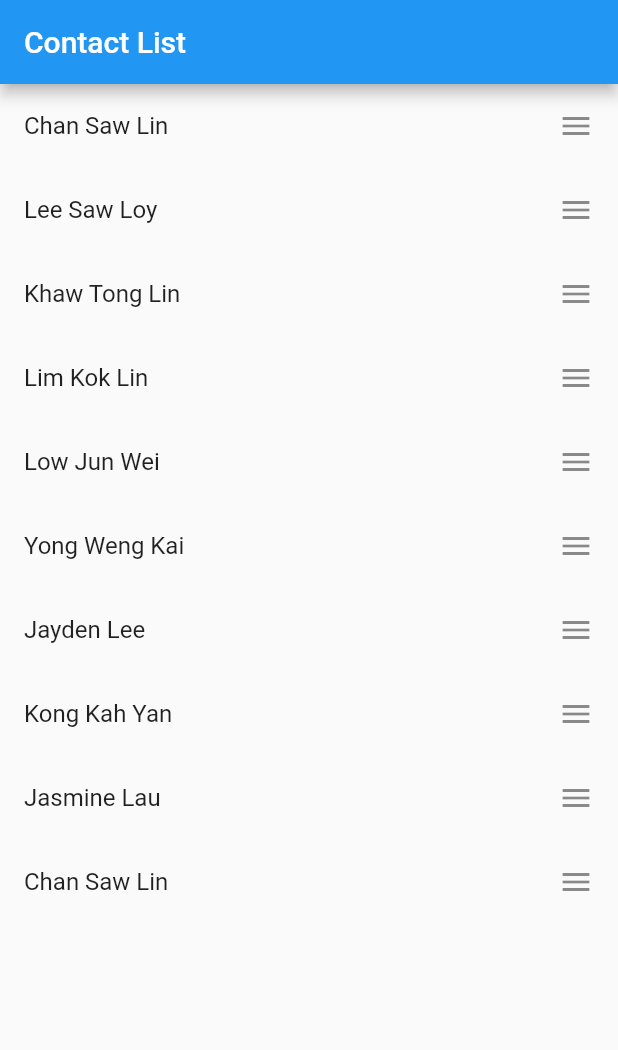
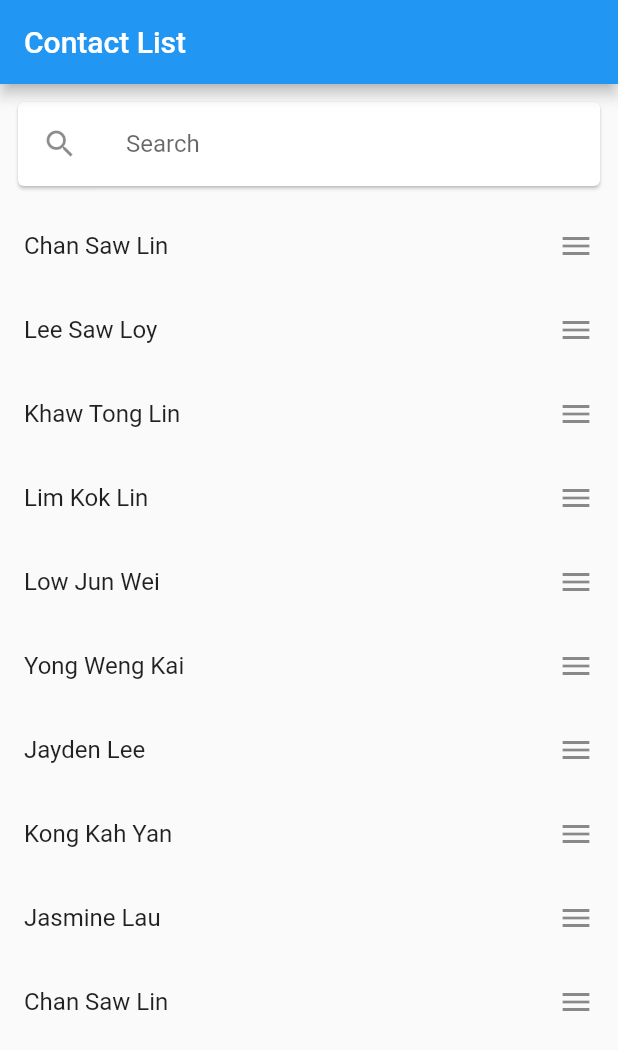
Before and after one commit to kaijie0420/vimigo_assessment, a Flutter app: the screen it shows after launch, on a phone screen of 412 x 824 dp. Shown: the top 1050 px of the screen. Run offline on Flutter 3.47's test engine with Material 2 defaults, Android fonts, the phone set to English and light mode, and no system bars.

Commit message:
Added search text field to allow search contact list

```diff
--- a/lib/main.dart
+++ b/lib/main.dart
@@ -32,7 +32,10 @@ class MyHomePage extends StatefulWidget {
 }
 
 class _MyHomePageState extends State<MyHomePage> {
+  TextEditingController controller = new TextEditingController();
+
   List<ContactDetails> _contactDetails = [];
+  List<ContactDetails> _searchResult = [];
 
   Future getContactDetails() async {
     String data = await rootBundle.loadString('assets/contacts.json');
@@ -58,10 +61,30 @@ class _MyHomePageState extends State<MyHomePage> {
       appBar: AppBar(
         title: Text(widget.title),
       ),
-      body: ReorderableListView(
-        onReorder: onReorder,
-        children: getContactList(),
-      ),
+      body: Column(
+        children: [
+          Padding(
+            padding: const EdgeInsets.all(8.0),
+            child: new Card(
+              child: new ListTile(
+                leading: new Icon(Icons.search),
+                title: new TextField(
+                  controller: controller,
+                  decoration: new InputDecoration(
+                      hintText: 'Search', border: InputBorder.none),
+                  onChanged: onSearchTextChanged,
+                ),
+              ),
+            ),
+          ),
+          Expanded(child:
+            ReorderableListView(
+              onReorder: onReorder,
+              children: getContactList(),
+            ),
+          )
+        ],
+      )
     );
   }
 
@@ -79,6 +102,28 @@ class _MyHomePageState extends State<MyHomePage> {
   }
 
   getContactList() {
-    return _contactDetails.map((item) => ListTile(key: Key("${item.id}"), title: Text("${item.user}"), trailing: Icon(Icons.menu),)).toList();
+    List<ContactDetails> list = [];
+    if (_searchResult.length != 0 || controller.text.isNotEmpty) {
+      list = _searchResult;
+    } else {
+      list = _contactDetails;
+    }
+    return list.map((item) => ListTile(key: Key("${item.id}"), title: Text("${item.user}"), trailing: Icon(Icons.menu),)).toList();
+  }
+
+  onSearchTextChanged(String text) async {
+    _searchResult.clear();
+    if (text.isEmpty) {
+      setState(() {});
+      return;
+    }
+
+    _contactDetails.forEach((userDetail) {
+      if (userDetail.user.toUpperCase().contains(text.toUpperCase())) {
+        _searchResult.add(userDetail);
+      }
+    });
+
+    setState(() {});
   }
 }
```
